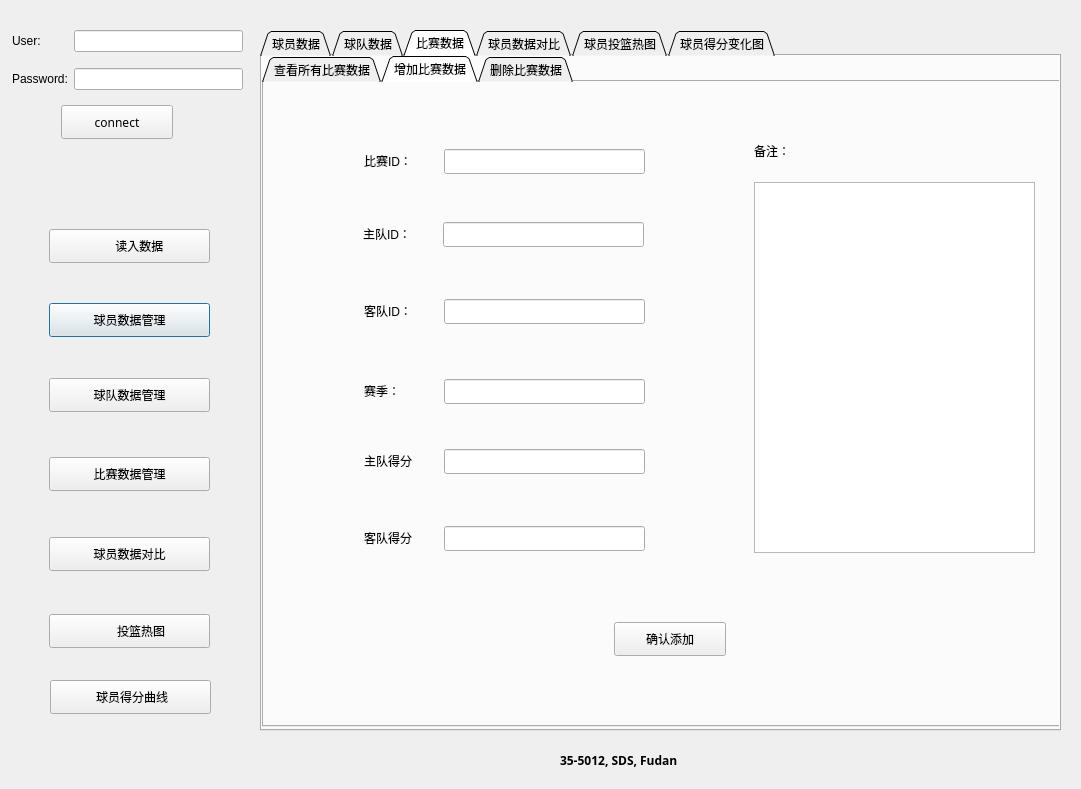
First picture: the form in venv/main.ui, repository pickerxxr/Database_project_5012, before the edit.
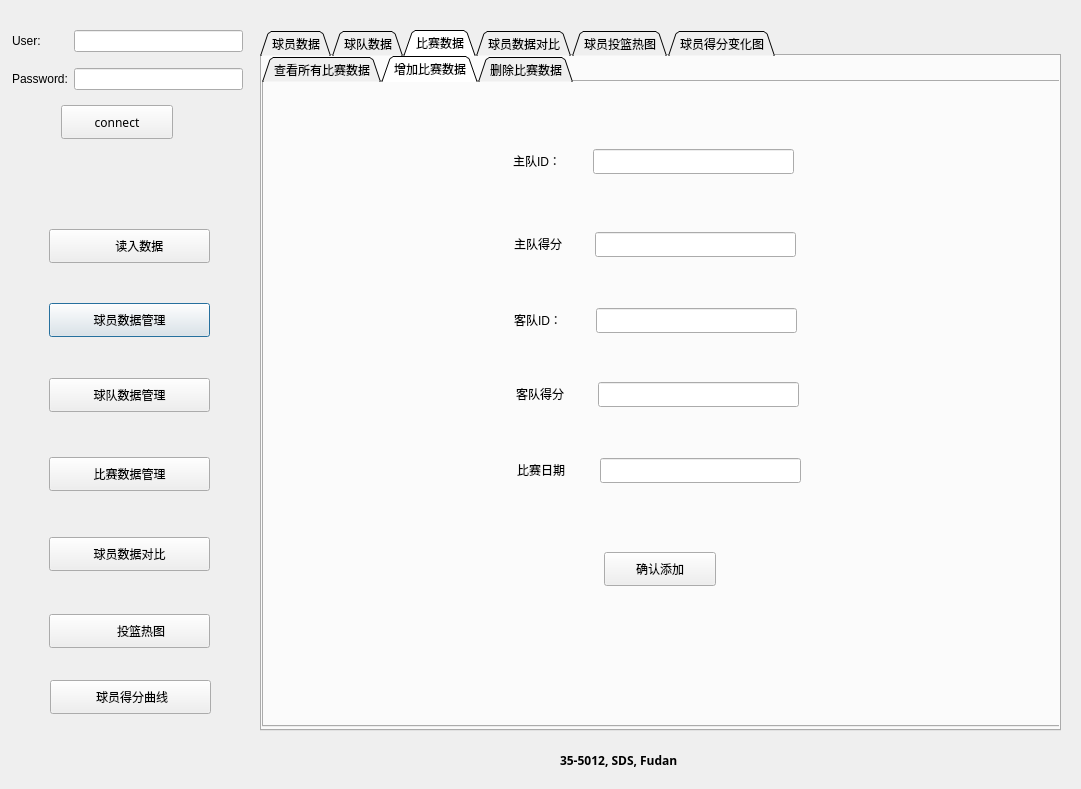
Second picture: the form after the edit. The open tabs and pages were chosen to show the change. Icons and pictures are not drawn.

```diff
--- a/venv/main.ui
+++ b/venv/main.ui
@@ -1633,34 +1633,11 @@
       <attribute name="title">
        <string>增加比赛数据</string>
       </attribute>
-      <widget class="QLabel" name="games_add_game_id_label">
-       <property name="geometry">
-        <rect>
-         <x>100</x>
-         <y>70</y>
-         <width>81</width>
-         <height>18</height>
-        </rect>
-       </property>
-       <property name="text">
-        <string>比赛ID：</string>
-       </property>
-      </widget>
-      <widget class="QLineEdit" name="games_add_game_id_input">
-       <property name="geometry">
-        <rect>
-         <x>180</x>
-         <y>67</y>
-         <width>201</width>
-         <height>25</height>
-        </rect>
-       </property>
-      </widget>
       <widget class="QLineEdit" name="games_add_home_id_input">
        <property name="geometry">
         <rect>
-         <x>179</x>
-         <y>140</y>
+         <x>329</x>
+         <y>67</y>
          <width>201</width>
          <height>25</height>
         </rect>
@@ -1669,8 +1646,8 @@
       <widget class="QLabel" name="games_add_home_id_label">
        <property name="geometry">
         <rect>
-         <x>99</x>
-         <y>143</y>
+         <x>249</x>
+         <y>70</y>
          <width>81</width>
          <height>18</height>
         </rect>
@@ -1682,8 +1659,8 @@
       <widget class="QLineEdit" name="games_add_away_id_label_2">
        <property name="geometry">
         <rect>
-         <x>180</x>
-         <y>217</y>
+         <x>332</x>
+         <y>226</y>
          <width>201</width>
          <height>25</height>
         </rect>
@@ -1692,8 +1669,8 @@
       <widget class="QLabel" name="games_add_away_id_label">
        <property name="geometry">
         <rect>
-         <x>100</x>
-         <y>220</y>
+         <x>250</x>
+         <y>229</y>
          <width>81</width>
          <height>18</height>
         </rect>
@@ -1702,34 +1679,11 @@
         <string>客队ID：</string>
        </property>
       </widget>
-      <widget class="QLineEdit" name="games_add_season_input">
-       <property name="geometry">
-        <rect>
-         <x>180</x>
-         <y>297</y>
-         <width>201</width>
-         <height>25</height>
-        </rect>
-       </property>
-      </widget>
-      <widget class="QLabel" name="games_add_season__label">
-       <property name="geometry">
-        <rect>
-         <x>100</x>
-         <y>300</y>
-         <width>81</width>
-         <height>18</height>
-        </rect>
-       </property>
-       <property name="text">
-        <string>赛季：</string>
-       </property>
-      </widget>
       <widget class="QLineEdit" name="games_add_home_pts_input">
        <property name="geometry">
         <rect>
-         <x>180</x>
-         <y>367</y>
+         <x>331</x>
+         <y>150</y>
          <width>201</width>
          <height>25</height>
         </rect>
@@ -1738,8 +1692,8 @@
       <widget class="QLabel" name="games_add_home_pts__label">
        <property name="geometry">
         <rect>
-         <x>100</x>
-         <y>370</y>
+         <x>250</x>
+         <y>153</y>
          <width>81</width>
          <height>18</height>
         </rect>
@@ -1751,8 +1705,8 @@
       <widget class="QLineEdit" name="games_add_away_pts_id_input">
        <property name="geometry">
         <rect>
-         <x>180</x>
-         <y>444</y>
+         <x>334</x>
+         <y>300</y>
          <width>201</width>
          <height>25</height>
         </rect>
@@ -1761,8 +1715,8 @@
       <widget class="QLabel" name="games_add_away_pts__label">
        <property name="geometry">
         <rect>
-         <x>100</x>
-         <y>447</y>
+         <x>252</x>
+         <y>303</y>
          <width>81</width>
          <height>18</height>
         </rect>
@@ -1771,34 +1725,11 @@
         <string>客队得分</string>
        </property>
       </widget>
-      <widget class="QLabel" name="games_add_notes_label">
-       <property name="geometry">
-        <rect>
-         <x>490</x>
-         <y>60</y>
-         <width>81</width>
-         <height>18</height>
-        </rect>
-       </property>
-       <property name="text">
-        <string>备注：</string>
-       </property>
-      </widget>
-      <widget class="QTextEdit" name="textEdit_3">
-       <property name="geometry">
-        <rect>
-         <x>490</x>
-         <y>100</y>
-         <width>281</width>
-         <height>371</height>
-        </rect>
-       </property>
-      </widget>
       <widget class="QPushButton" name="games_add_confirm_button">
        <property name="geometry">
         <rect>
-         <x>350</x>
-         <y>540</y>
+         <x>340</x>
+         <y>470</y>
          <width>112</width>
          <height>34</height>
         </rect>
@@ -1807,6 +1738,29 @@
         <string>确认添加</string>
        </property>
       </widget>
+      <widget class="QLabel" name="games_add_home_pts__label_2">
+       <property name="geometry">
+        <rect>
+         <x>253</x>
+         <y>379</y>
+         <width>81</width>
+         <height>18</height>
+        </rect>
+       </property>
+       <property name="text">
+        <string>比赛日期</string>
+       </property>
+      </widget>
+      <widget class="QLineEdit" name="games_add_home_date_input">
+       <property name="geometry">
+        <rect>
+         <x>336</x>
+         <y>376</y>
+         <width>201</width>
+         <height>25</height>
+        </rect>
+       </property>
+      </widget>
      </widget>
      <widget class="QWidget" name="games_delete_tab">
       <attribute name="title">
```
Left out of the diff: 206 changed lines with no effect on the pictures.
